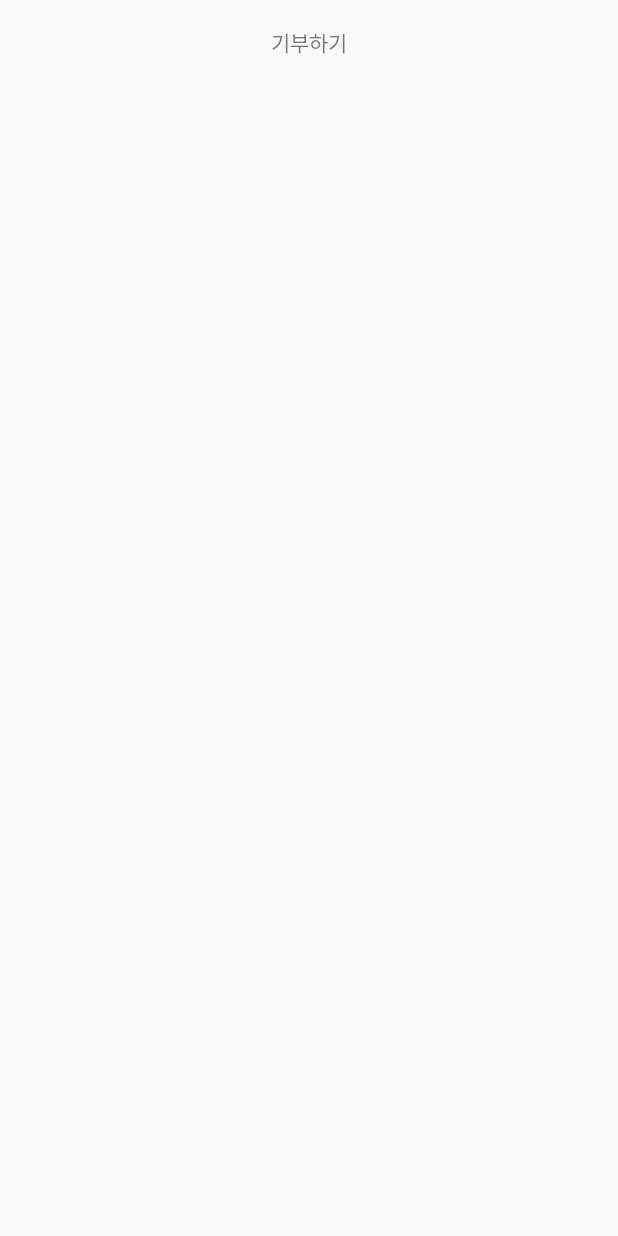
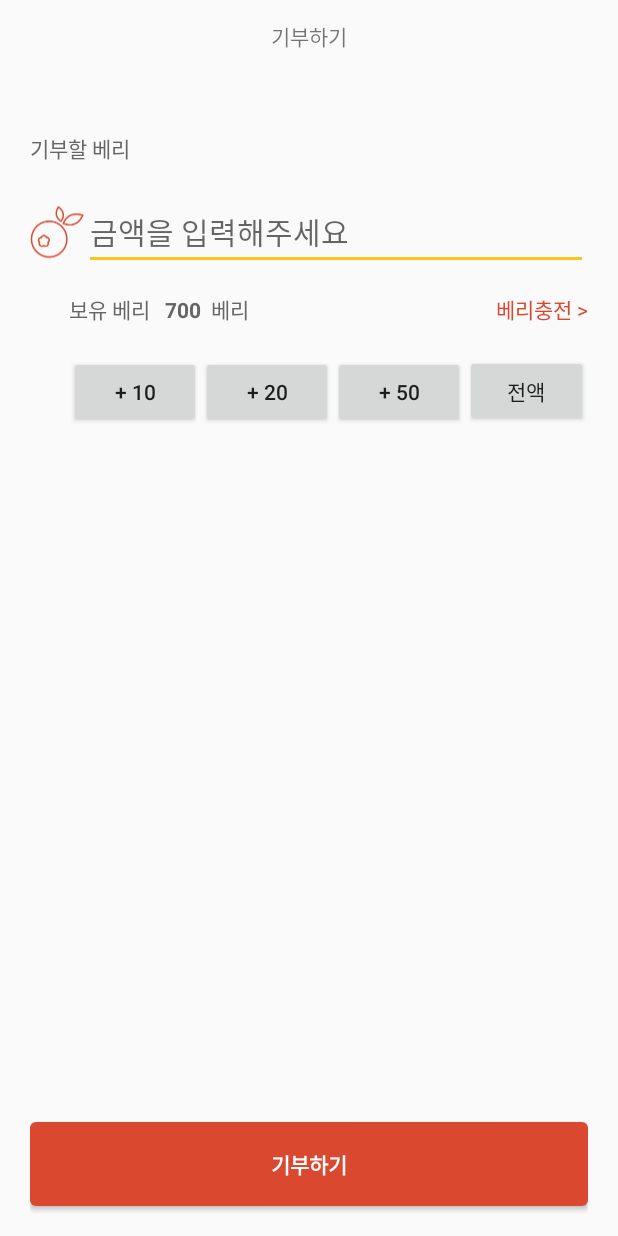
Before and after one commit to JJACK-JJACK/Android, an Android app: the DonatePaymentActivity screen opened directly, with no data from a screen before it, on a phone screen of 412 x 824 dp. Before the commit the screen is almost empty. Run offline under Robolectric (Android 15) with nearby library versions, the phone set to English and light mode, and no system bars.

Commit message:
complete donate views

```diff
--- a/app/src/main/AndroidManifest.xml
+++ b/app/src/main/AndroidManifest.xml
@@ -9,7 +9,9 @@
             android:roundIcon="@mipmap/ic_launcher_round"
             android:supportsRtl="true"
             android:theme="@style/AppTheme">
-        <activity android:name=".DonatePaymentActivity">
+        <activity
+                android:name=".DonatePaymentActivity"
+                android:windowSoftInputMode="adjustResize">
 
         </activity>
         <activity android:name=".DonateDetailedActivity">
--- a/app/src/main/java/jjackjjack/sopt/com/jjackjjack/DonatePaymentActivity.kt
+++ b/app/src/main/java/jjackjjack/sopt/com/jjackjjack/DonatePaymentActivity.kt
@@ -1,12 +1,34 @@
 package jjackjjack.sopt.com.jjackjjack
 
+import android.app.ProgressDialog.show
+import android.content.Intent
 import android.support.v7.app.AppCompatActivity
 import android.os.Bundle
+import android.support.v7.app.AlertDialog
+import android.widget.Button
+import kotlinx.android.synthetic.main.activity_donate_payment.*
 
 class DonatePaymentActivity : AppCompatActivity() {
 
     override fun onCreate(savedInstanceState: Bundle?) {
         super.onCreate(savedInstanceState)
         setContentView(R.layout.activity_donate_payment)
+
+
+
+
+
+        btn_donate.setOnClickListener {
+            val builder = AlertDialog.Builder(this)
+            val dialogView = layoutInflater.inflate(R.layout.dialog_donate_payment, null)
+            val dialogbutton = dialogView.findViewById<Button>(R.id.btn_close)
+            builder.setView(dialogView)
+            builder.show()
+            dialogbutton.setOnClickListener{
+                finish()
+            }
+        }
+
+
     }
 }
--- a/app/src/main/res/layout/activity_donate_payment.xml
+++ b/app/src/main/res/layout/activity_donate_payment.xml
@@ -1,15 +1,23 @@
 <?xml version="1.0" encoding="utf-8"?>
-<LinearLayout
+
+
+<RelativeLayout
         xmlns:android="http://schemas.android.com/apk/res/android"
         xmlns:tools="http://schemas.android.com/tools"
         xmlns:app="http://schemas.android.com/apk/res-auto"
         android:layout_width="match_parent"
         android:layout_height="match_parent"
         tools:context=".DonatePaymentActivity"
+        android:orientation="vertical"
+        android:paddingHorizontal="20dp">
+
+    <LinearLayout
+            android:layout_width="match_parent"
+            android:layout_height="match_parent"
             android:orientation="vertical">
-
-
-    <LinearLayout android:layout_width="match_parent" android:layout_height="56dp">
+        <LinearLayout
+                android:layout_width="match_parent"
+                android:layout_height="48dp">
 
             <TextView
                     android:layout_width="match_parent"
@@ -20,21 +28,113 @@
 
         </LinearLayout>
 
-    <LinearLayout
-            android:layout_width="match_parent"
-            android:layout_height="match_parent"
-            android:paddingLeft="20dp">
         <TextView
-                android:layout_marginTop="30dp"
+                android:layout_marginTop="40dp"
                 android:layout_width="wrap_content"
                 android:layout_height="wrap_content"
                 android:textSize="14sp"
                 android:textColor="#666666"
-                tools:text="기부할 베리"
+                android:text="기부할 베리"
         />
+
+        <LinearLayout
+                android:layout_marginTop="20dp"
+                android:layout_width="match_parent"
+                android:layout_height="wrap_content">
+
+            <ImageView
+                    android:layout_width="36dp"
+                    android:layout_height="match_parent"
+                    app:srcCompat="@drawable/berry_r_icon"
+            />
+            <EditText
+                    android:textSize="20sp"
+                    android:layout_width="wrap_content"
+                    android:layout_height="wrap_content"
+                    android:hint="금액을 입력해주세요"
+                    android:inputType="number"
+                    android:id="@+id/editText" android:layout_weight="1"
+                    android:backgroundTint="#ffc21f"
+            />
+        </LinearLayout>
+
+        <LinearLayout
+                android:layout_marginTop="15.5dp"
+                android:layout_width="match_parent"
+                android:layout_height="wrap_content"
+                android:paddingLeft="26dp">
+
+
+            <TextView
+                    android:layout_width="wrap_content"
+                    android:layout_height="wrap_content"
+                    android:textSize="14sp"
+                    android:textColor="#666666"
+                    android:text="보유 베리"
+            />
+            <TextView
+                    android:layout_width="wrap_content"
+                    android:layout_height="wrap_content"
+                    android:layout_marginLeft="10dp"
+                    android:textSize="14sp"
+                    android:textColor="#666666"
+                    android:text="700"
+                    android:textStyle="bold"
+            />
+            <TextView
+                    android:layout_width="wrap_content"
+                    android:layout_height="wrap_content"
+                    android:textSize="14sp"
+                    android:textColor="#666666"
+                    android:text="  베리"
+            />
+            <TextView
+                    android:layout_width="match_parent"
+                    android:layout_height="wrap_content"
+                    android:textSize="14sp"
+                    android:textColor="#da4830"
+                    android:gravity="right"
+                    android:text="베리충전 >"
+
+            />
+        </LinearLayout>
+        <LinearLayout
+                android:layout_marginTop="20dp"
+                android:layout_width="match_parent"
+                android:layout_height="wrap_content"
+                android:paddingLeft="26dp">
+
+            <Button
+                    android:layout_width="wrap_content"
+                    android:layout_height="wrap_content"
+                    android:text="+ 10"/>
+            <Button
+                    android:layout_width="wrap_content"
+                    android:layout_height="wrap_content"
+                    android:text="+ 20"/>
+            <Button
+                    android:layout_width="wrap_content"
+                    android:layout_height="wrap_content"
+                    android:text="+ 50"/>
+            <Button
+                    android:layout_width="wrap_content"
+                    android:layout_height="wrap_content"
+                    android:text="전액"/>
+
 
         </LinearLayout>
 
+    </LinearLayout>
 
-
-</LinearLayout>
+    <Button
+            android:layout_width="match_parent"
+            android:layout_height="56dp"
+            android:text="기부하기"
+            android:layout_alignParentBottom="true"
+            android:textColor="#ffffff"
+            android:textStyle="bold"
+            android:background="@drawable/shape_redbtn_4dp"
+            android:id="@+id/btn_donate"
+            android:layout_marginBottom="20dp"
+    />
+</RelativeLayout>
--- a/app/src/main/res/layout/dialog_donate_payment.xml
+++ b/app/src/main/res/layout/dialog_donate_payment.xml
@@ -1,7 +1,9 @@
 <?xml version="1.0" encoding="utf-8"?>
+
 <LinearLayout
         xmlns:android="http://schemas.android.com/apk/res/android"
-        xmlns:app="http://schemas.android.com/apk/res-auto" android:orientation="vertical"
+        xmlns:app="http://schemas.android.com/apk/res-auto"
+        android:orientation="vertical"
         android:layout_width="320dp"
         android:layout_height="452dp"
         android:backgroundTint="#ffffff"
@@ -9,7 +11,7 @@
         android:gravity="center_horizontal">
 
     <ImageView
-            android:layout_width="320dp"
+            android:layout_width="match_parent"
             android:layout_height="187dp"
             app:srcCompat="@color/colorAccent"
             android:id="@+id/imageView3"
@@ -43,7 +45,7 @@
             android:layout_height="wrap_content"
             android:backgroundTint="#ffc21f"
             android:background="@drawable/radius"
-            android:id="@+id/button3"
+            android:id="@+id/btn_check"
             android:layout_marginBottom="5dp"/>
 
     <Button
@@ -53,6 +55,6 @@
             android:backgroundTint="#ffffff"
             android:layout_width="280dp"
             android:layout_height="wrap_content"
-            android:id="@+id/button4"/>
+            android:id="@+id/btn_close"/>
 
 </LinearLayout>
--- a/app/src/main/res/layout/fragment_use_plan.xml
+++ b/app/src/main/res/layout/fragment_use_plan.xml
@@ -1,18 +1,31 @@
 <?xml version="1.0" encoding="utf-8"?>
 <LinearLayout xmlns:android="http://schemas.android.com/apk/res/android"
-              android:orientation="horizontal"
+              android:orientation="vertical"
               android:paddingHorizontal="20dp"
               android:paddingVertical="40dp"
               android:layout_width="match_parent"
               android:layout_height="match_parent">
 
+    <TextView
+            android:layout_width="wrap_content"
+            android:layout_height="wrap_content"
+            android:layout_marginTop="39dp"
+            android:textSize="20sp"
+            android:textColor="#666666"
+            android:letterSpacing="0.02"
+            android:lineSpacingExtra="5sp"
+            android:text="이렇게 사용될 예정입니다!"
+    />
+
     <ScrollView
+            android:layout_marginTop="20dp"
             android:layout_width="match_parent"
             android:layout_height="wrap_content">
 
         <LinearLayout
                 android:layout_width="match_parent"
                 android:layout_height="wrap_content">
+
         <TextView
                 android:text="1. "
                 android:layout_width="wrap_content"
--- a/app/src/main/res/layout/li_donate.xml
+++ b/app/src/main/res/layout/li_donate.xml
@@ -50,7 +50,7 @@
                         android:layout_alignParentStart="true"
                         android:layout_marginStart="15dp"
                         android:layout_marginTop="0dp"
-                        android:text=" 43"
+                        android:text="  43"
                         android:textStyle="bold"
                         android:textColor="#da4830"
                         android:textSize="14sp"
@@ -108,7 +108,7 @@
                         android:layout_height="wrap_content"
                         android:layout_marginStart="14dp"
                         android:textStyle="bold"
-                        android:text="%"
+                        android:text=" %"
                         android:textColor="#da4830"
                         android:textSize="12sp" />
 
```
Lines whose indentation alone changed are shown as unchanged.
